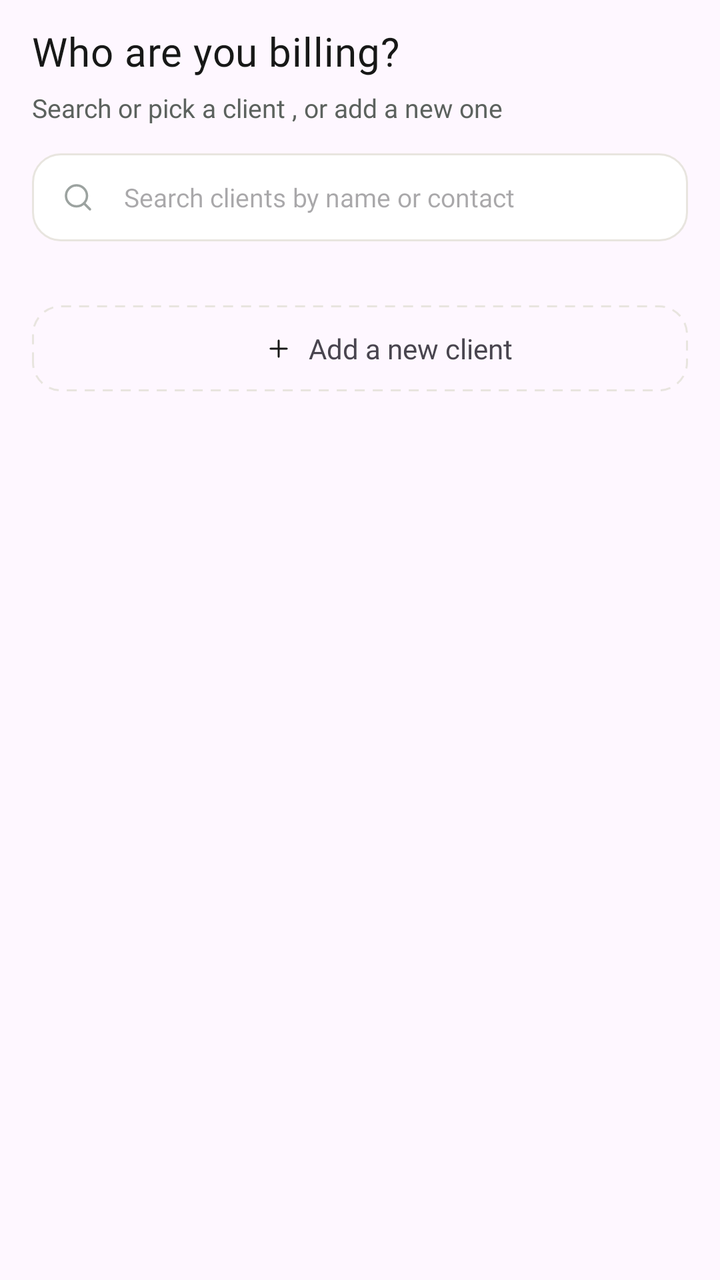
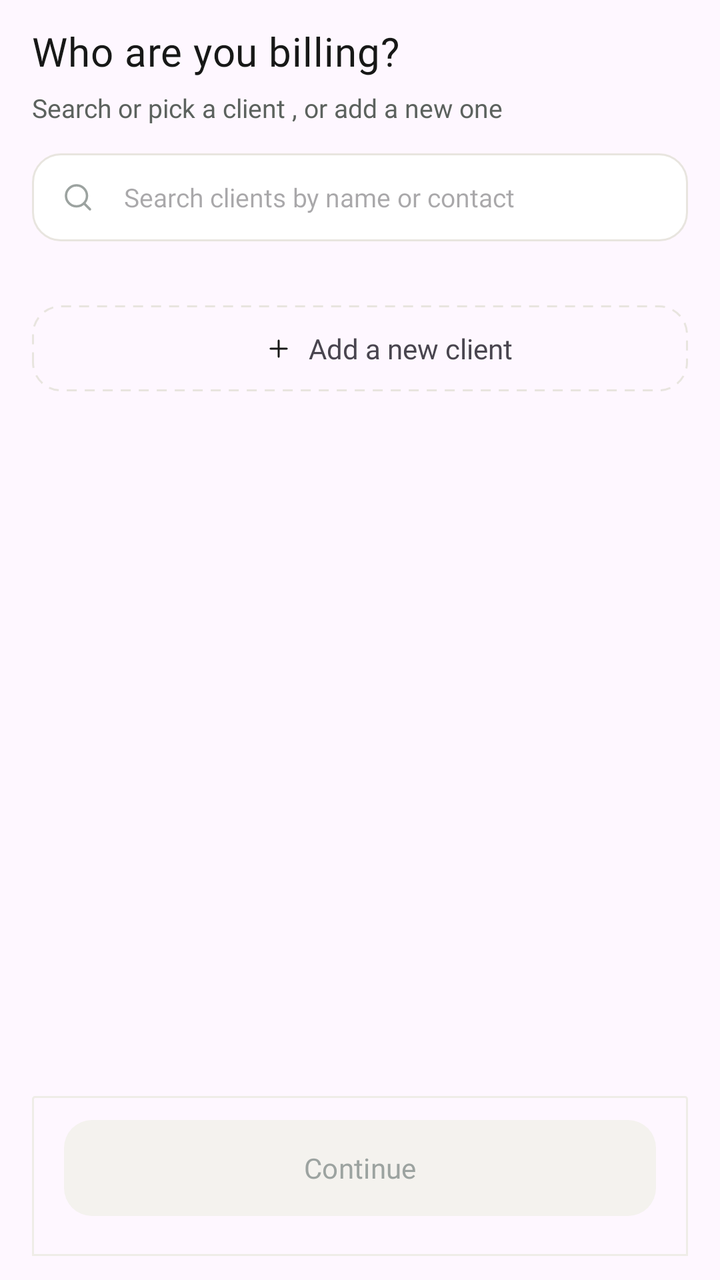

Compare the two renders of this Android layout. The source of the first and the diff that turns it into the second are given below.
<!-- AndroidManifest.xml: application theme Theme.InvoiceGenerator -->
<!-- res/layout/fragment_newinvoice_select_client.xml -->
<?xml version="1.0" encoding="utf-8"?>
<androidx.constraintlayout.widget.ConstraintLayout xmlns:android="http://schemas.android.com/apk/res/android"
    android:layout_width="match_parent"
    android:layout_height="match_parent"
    xmlns:app="http://schemas.android.com/apk/res-auto"
    android:paddingVertical="12dp"
    android:paddingHorizontal="16dp">
    <TextView
        android:id="@+id/billingHeading"
        android:layout_width="wrap_content"
        android:layout_height="wrap_content"
        android:text="Who are you billing?"
        android:textColor="@color/btn_bg_dark"
        android:textSize="20sp"
        android:fontFamily="@font/inter_bold"
        android:letterSpacing="0.015"
        app:layout_constraintTop_toTopOf="parent"
        app:layout_constraintStart_toStartOf="parent"
        />

    <TextView
        android:id="@+id/selectClientSubheading"
        android:layout_width="wrap_content"
        android:layout_height="wrap_content"
        android:textSize="13sp"
        android:textColor="@color/subheading_color_home"
        android:fontFamily="@font/inter"
        android:text="Search or pick a client , or add a new one"
        app:layout_constraintTop_toBottomOf="@id/billingHeading"
        android:layout_marginTop="6dp"
        app:layout_constraintStart_toStartOf="parent"
        />

    <androidx.constraintlayout.widget.ConstraintLayout
        android:id="@+id/searchClientSection"
        android:layout_width="match_parent"
        android:layout_height="44dp"
        android:layout_marginTop="14dp"
        app:layout_constraintTop_toBottomOf="@id/selectClientSubheading"
        app:layout_constraintStart_toStartOf="parent"
        app:layout_constraintEnd_toEndOf="parent"
        android:background="@drawable/search_invoice_bg"
        >
        <ImageView
            android:id="@+id/searchIcon"
            android:layout_width="18dp"
            android:layout_height="18dp"
            android:background="@drawable/ic_search"
            android:layout_marginStart="14dp"
            app:layout_constraintStart_toStartOf="parent"
            app:layout_constraintBottom_toBottomOf="parent"
            app:layout_constraintTop_toTopOf="parent"
            />
        <EditText
            android:id="@+id/searchField"
            android:layout_width="0dp"
            android:layout_height="match_parent"
            android:hint="Search clients by name or contact"
            android:layout_marginStart="14dp"
            app:layout_constraintStart_toEndOf="@id/searchIcon"
            android:background="@null"
            app:layout_constraintTop_toTopOf="parent"
            app:layout_constraintBottom_toBottomOf="parent"
            app:layout_constraintEnd_toEndOf="parent"
            android:layout_marginEnd="32dp"
            android:textSize="13sp"
            android:textColor="@color/btn_bg_dark"
            android:fontFamily="@font/inter_medium"
            />

        
    </androidx.constraintlayout.widget.ConstraintLayout>

  <androidx.recyclerview.widget.RecyclerView
      android:id="@+id/clientInInvoiceRV"
      android:layout_width="match_parent"
      android:layout_height="wrap_content"
      android:layout_marginTop="12dp"
      app:layout_constraintTop_toBottomOf="@id/searchClientSection"
      app:layout_constraintStart_toStartOf="parent"
      app:layout_constraintEnd_toEndOf="parent"
      />

    <androidx.constraintlayout.widget.ConstraintLayout
        android:id="@+id/newInvoiceAddClientBtn"
        android:layout_width="match_parent"
        android:layout_height="wrap_content"
        android:layout_marginTop="20dp"
        android:background="@drawable/bg_add_client_btn"
        android:padding="12dp"
        app:layout_constraintEnd_toEndOf="parent"
        app:layout_constraintHorizontal_bias="0.0"
        app:layout_constraintStart_toStartOf="parent"
        app:layout_constraintTop_toBottomOf="@id/clientInInvoiceRV">

        <ImageView
            android:id="@+id/clientAddplusIcon"
            android:layout_width="14dp"
            android:layout_height="14dp"
            android:background="@drawable/ic_plus"
            android:backgroundTint="@color/btn_bg_dark"
            app:layout_constraintBottom_toBottomOf="parent"
            app:layout_constraintEnd_toEndOf="parent"
            app:layout_constraintHorizontal_bias="0.36"
            app:layout_constraintStart_toStartOf="parent"
            app:layout_constraintTop_toTopOf="parent" />

        <TextView
            android:layout_width="wrap_content"
            android:layout_height="wrap_content"
            android:layout_marginStart="8dp"
            android:fontFamily="@font/inter_medium"
            android:text="Add a new client"
            app:layout_constraintStart_toEndOf="@id/clientAddplusIcon"
            app:layout_constraintTop_toTopOf="parent"
            app:layout_constraintBottom_toBottomOf="parent"
            />


    </androidx.constraintlayout.widget.ConstraintLayout>


</androidx.constraintlayout.widget.ConstraintLayout>
<!-- resources referenced by this layout -->
<resources>
  <color name="btn_bg_dark">#171817</color>
  <color name="subheading_color_home">#5C625E</color>
  <!-- drawable bg_add_client_btn (drawable) -->
  <?xml version="1.0" encoding="utf-8"?>
  <shape xmlns:android="http://schemas.android.com/apk/res/android"
      android:shape="rectangle">
      <corners android:radius="14dp"/>
      <stroke android:width="1dp"
          android:color="#E8E5DF"
          android:dashGap="4dp"
          android:dashWidth="5dp"/>
  
  </shape>
  <!-- drawable ic_plus (drawable) -->
  <vector xmlns:android="http://schemas.android.com/apk/res/android"
      android:width="12dp"
      android:height="12dp"
      android:viewportWidth="24"
      android:viewportHeight="24">
      <path
          android:pathData="M12 5v14"
          android:strokeColor="#0C861A"
          android:strokeWidth="1.6"
          android:strokeLineCap="round"
          android:strokeLineJoin="round"
          android:fillColor="@android:color/transparent" />
      <path
          android:pathData="M5 12h14"
          android:strokeColor="#0C861A"
          android:strokeWidth="1.6"
          android:strokeLineCap="round"
          android:strokeLineJoin="round"
          android:fillColor="@android:color/transparent" />
  </vector>
  <!-- drawable ic_search (drawable) -->
  <vector xmlns:android="http://schemas.android.com/apk/res/android"
      android:width="16dp"
      android:height="16dp"
      android:viewportWidth="24"
      android:viewportHeight="24">
  
      <path
          android:pathData="M11,4a7,7 0,1 1,0,14 7,7 0,0 1,0,-14Z"
          android:strokeColor="#9CA3A0"
          android:strokeWidth="1.6"
          android:strokeLineCap="round"
          android:strokeLineJoin="round" />
  
      <path
          android:pathData="M20,20l-4,-4"
          android:strokeColor="#9CA3A0"
          android:strokeWidth="1.6"
          android:strokeLineCap="round"
          android:strokeLineJoin="round" />
  
  </vector>
  <!-- drawable search_invoice_bg (drawable) -->
  <?xml version="1.0" encoding="utf-8"?>
  <shape xmlns:android="http://schemas.android.com/apk/res/android"
      android:shape="rectangle">
      <solid android:color="#FFFFFF"/>
      <stroke
          android:color="#E8E5DF"
          android:width="1dp"/>
      <corners android:radius="14dp"/>
  
  </shape>
  <style name="Theme.InvoiceGenerator" parent="Base.Theme.InvoiceGenerator" />
  <style name="Base.Theme.InvoiceGenerator" parent="Theme.Material3.DayNight.NoActionBar">
          <item name="android:navigationBarColor">@android:color/transparent</item>
          <item name="android:statusBarColor">@android:color/transparent</item>
          <item name="android:windowLightNavigationBar">true</item>
      </style>
</resources>

<!-- the commit's change to res/layout/fragment_newinvoice_select_client.xml (unified diff, before → after) -->
@@ -5,6 +5,7 @@
     xmlns:app="http://schemas.android.com/apk/res-auto"
     android:paddingVertical="12dp"
     android:paddingHorizontal="16dp">
+
     <TextView
         android:id="@+id/billingHeading"
         android:layout_width="wrap_content"
@@ -31,93 +32,135 @@
         app:layout_constraintStart_toStartOf="parent"
         />
 
-    <androidx.constraintlayout.widget.ConstraintLayout
-        android:id="@+id/searchClientSection"
+    <androidx.core.widget.NestedScrollView
         android:layout_width="match_parent"
-        android:layout_height="44dp"
-        android:layout_marginTop="14dp"
+        android:layout_height="0dp"
         app:layout_constraintTop_toBottomOf="@id/selectClientSubheading"
         app:layout_constraintStart_toStartOf="parent"
         app:layout_constraintEnd_toEndOf="parent"
-        android:background="@drawable/search_invoice_bg"
-        >
-        <ImageView
-            android:id="@+id/searchIcon"
-            android:layout_width="18dp"
-            android:layout_height="18dp"
-            android:background="@drawable/ic_search"
-            android:layout_marginStart="14dp"
-            app:layout_constraintStart_toStartOf="parent"
-            app:layout_constraintBottom_toBottomOf="parent"
-            app:layout_constraintTop_toTopOf="parent"
-            />
-        <EditText
-            android:id="@+id/searchField"
-            android:layout_width="0dp"
-            android:layout_height="match_parent"
-            android:hint="Search clients by name or contact"
-            android:layout_marginStart="14dp"
-            app:layout_constraintStart_toEndOf="@id/searchIcon"
-            android:background="@null"
-            app:layout_constraintTop_toTopOf="parent"
-            app:layout_constraintBottom_toBottomOf="parent"
-            app:layout_constraintEnd_toEndOf="parent"
-            android:layout_marginEnd="32dp"
-            android:textSize="13sp"
-            android:textColor="@color/btn_bg_dark"
-            android:fontFamily="@font/inter_medium"
+        app:layout_constraintBottom_toTopOf="@id/invoice_action_button">
+
+        
+        <androidx.constraintlayout.widget.ConstraintLayout
+            android:layout_width="match_parent"
+            android:layout_height="wrap_content">
+
+            <androidx.constraintlayout.widget.ConstraintLayout
+                android:id="@+id/searchClientSection"
+                android:layout_width="match_parent"
+                android:layout_height="44dp"
+                android:layout_marginTop="14dp"
+                app:layout_constraintTop_toTopOf="parent"
+                app:layout_constraintStart_toStartOf="parent"
+                app:layout_constraintEnd_toEndOf="parent"
+                android:background="@drawable/search_invoice_bg"
+                >
+                <ImageView
+                    android:id="@+id/searchIcon"
+                    android:layout_width="18dp"
+                    android:layout_height="18dp"
+                    android:background="@drawable/ic_search"
+                    android:layout_marginStart="14dp"
+                    app:layout_constraintStart_toStartOf="parent"
+                    app:layout_constraintBottom_toBottomOf="parent"
+                    app:layout_constraintTop_toTopOf="parent"
+                    />
+                <EditText
+                    android:id="@+id/searchField"
+                    android:layout_width="0dp"
+                    android:layout_height="match_parent"
+                    android:hint="Search clients by name or contact"
+                    android:layout_marginStart="14dp"
+                    app:layout_constraintStart_toEndOf="@id/searchIcon"
+                    android:background="@null"
+                    app:layout_constraintTop_toTopOf="parent"
+                    app:layout_constraintBottom_toBottomOf="parent"
+                    app:layout_constraintEnd_toEndOf="parent"
+                    android:layout_marginEnd="32dp"
+                    android:textSize="13sp"
+                    android:textColor="@color/btn_bg_dark"
+                    android:fontFamily="@font/inter_medium"
+                    />
+
+            </androidx.constraintlayout.widget.ConstraintLayout>
+
+            <androidx.recyclerview.widget.RecyclerView
+                android:id="@+id/clientInInvoiceRV"
+                android:layout_width="match_parent"
+                android:layout_height="wrap_content"
+                android:layout_marginTop="12dp"
+                app:layout_constraintTop_toBottomOf="@id/searchClientSection"
+                app:layout_constraintStart_toStartOf="parent"
+                app:layout_constraintEnd_toEndOf="parent"
+                />
+
+            <androidx.constraintlayout.widget.ConstraintLayout
+                android:id="@+id/newInvoiceAddClientBtn"
+                android:layout_width="match_parent"
+                android:layout_height="wrap_content"
+                android:layout_marginTop="20dp"
+                android:background="@drawable/bg_add_client_btn"
+                android:padding="12dp"
+                app:layout_constraintEnd_toEndOf="parent"
+                app:layout_constraintHorizontal_bias="0.0"
+                app:layout_constraintStart_toStartOf="parent"
+                app:layout_constraintTop_toBottomOf="@id/clientInInvoiceRV"
+                app:layout_constraintBottom_toBottomOf="parent">
+
+                <ImageView
+                    android:id="@+id/clientAddplusIcon"
+                    android:layout_width="14dp"
+                    android:layout_height="14dp"
+                    android:background="@drawable/ic_plus"
+                    android:backgroundTint="@color/btn_bg_dark"
+                    app:layout_constraintBottom_toBottomOf="parent"
+                    app:layout_constraintEnd_toEndOf="parent"
+                    app:layout_constraintHorizontal_bias="0.36"
+                    app:layout_constraintStart_toStartOf="parent"
+                    app:layout_constraintTop_toTopOf="parent" />
+
+                <TextView
+                    android:layout_width="wrap_content"
+                    android:layout_height="wrap_content"
+                    android:layout_marginStart="8dp"
+                    android:fontFamily="@font/inter_medium"
+                    android:text="Add a new client"
+                    app:layout_constraintStart_toEndOf="@id/clientAddplusIcon"
+                    app:layout_constraintTop_toTopOf="parent"
+                    app:layout_constraintBottom_toBottomOf="parent"
+                    />
+
+            </androidx.constraintlayout.widget.ConstraintLayout>
+
+        </androidx.constraintlayout.widget.ConstraintLayout>
+
+    </androidx.core.widget.NestedScrollView>
+
+    <LinearLayout
+        android:id="@+id/invoice_action_button"
+        android:layout_width="match_parent"
+        android:layout_height="wrap_content"
+        android:background="@drawable/bg_action_button_invoice"
+        app:layout_constraintBottom_toBottomOf="parent"
+        app:layout_constraintStart_toStartOf="parent"
+        app:layout_constraintEnd_toEndOf="parent"
+        android:paddingTop="12dp"
+        android:paddingHorizontal="16dp"
+        android:paddingBottom="20dp">
+        <Button
+            android:foreground="@null"
+            android:id="@+id/continueBtn"
+            android:layout_width="match_parent"
+            android:layout_height="wrap_content"
+            android:background="@drawable/bg_continue_btn"
+            app:backgroundTint="@null"
+            android:enabled="false"
+            android:text="Continue"
+            android:textColor="@color/grey"
+            android:textSize="14sp"
+            android:fontFamily="@font/inter_semibold"
             />
 
-        
-    </androidx.constraintlayout.widget.ConstraintLayout>
-
-  <androidx.recyclerview.widget.RecyclerView
-      android:id="@+id/clientInInvoiceRV"
-      android:layout_width="match_parent"
-      android:layout_height="wrap_content"
-      android:layout_marginTop="12dp"
-      app:layout_constraintTop_toBottomOf="@id/searchClientSection"
-      app:layout_constraintStart_toStartOf="parent"
-      app:layout_constraintEnd_toEndOf="parent"
-      />
-
-    <androidx.constraintlayout.widget.ConstraintLayout
-        android:id="@+id/newInvoiceAddClientBtn"
-        android:layout_width="match_parent"
-        android:layout_height="wrap_content"
-        android:layout_marginTop="20dp"
-        android:background="@drawable/bg_add_client_btn"
-        android:padding="12dp"
-        app:layout_constraintEnd_toEndOf="parent"
-        app:layout_constraintHorizontal_bias="0.0"
-        app:layout_constraintStart_toStartOf="parent"
-        app:layout_constraintTop_toBottomOf="@id/clientInInvoiceRV">
-
-        <ImageView
-            android:id="@+id/clientAddplusIcon"
-            android:layout_width="14dp"
-            android:layout_height="14dp"
-            android:background="@drawable/ic_plus"
-            android:backgroundTint="@color/btn_bg_dark"
-            app:layout_constraintBottom_toBottomOf="parent"
-            app:layout_constraintEnd_toEndOf="parent"
-            app:layout_constraintHorizontal_bias="0.36"
-            app:layout_constraintStart_toStartOf="parent"
-            app:layout_constraintTop_toTopOf="parent" />
-
-        <TextView
-            android:layout_width="wrap_content"
-            android:layout_height="wrap_content"
-            android:layout_marginStart="8dp"
-            android:fontFamily="@font/inter_medium"
-            android:text="Add a new client"
-            app:layout_constraintStart_toEndOf="@id/clientAddplusIcon"
-            app:layout_constraintTop_toTopOf="parent"
-            app:layout_constraintBottom_toBottomOf="parent"
-            />
-
-
-    </androidx.constraintlayout.widget.ConstraintLayout>
-
+    </LinearLayout>
 
 </androidx.constraintlayout.widget.ConstraintLayout>
<!-- resource entries referenced after the edit -->
@@ -1,7 +1,20 @@
 <!-- resources referenced by this layout -->
 <resources>
   <color name="btn_bg_dark">#171817</color>
+  <color name="grey">#9CA3A0</color>
   <color name="subheading_color_home">#5C625E</color>
+  <!-- drawable bg_action_button_invoice (drawable) -->
+  <?xml version="1.0" encoding="utf-8"?>
+  <shape xmlns:android="http://schemas.android.com/apk/res/android"
+      android:shape="rectangle">
+      <corners android:topLeftRadius="1dp"
+            android:topRightRadius="1dp"/>
+      <stroke
+          android:width="1dp"
+          android:color="#EFEDE7"/>
+  
+  
+  </shape>
   <!-- drawable bg_add_client_btn (drawable) -->
   <?xml version="1.0" encoding="utf-8"?>
   <shape xmlns:android="http://schemas.android.com/apk/res/android"
@@ -12,6 +25,12 @@
           android:dashGap="4dp"
           android:dashWidth="5dp"/>
   
+  </shape>
+  <!-- drawable bg_continue_btn (drawable) -->
+  <shape xmlns:android="http://schemas.android.com/apk/res/android"
+      android:shape="rectangle">
+      <solid android:color="@color/greyish_white" />
+      <corners android:radius="14dp" />
   </shape>
   <!-- drawable ic_plus (drawable) -->
   <vector xmlns:android="http://schemas.android.com/apk/res/android"
@@ -68,6 +87,7 @@
   
   </shape>
   <style name="Theme.InvoiceGenerator" parent="Base.Theme.InvoiceGenerator" />
+  <color name="greyish_white">#F4F2EE</color>
   <style name="Base.Theme.InvoiceGenerator" parent="Theme.Material3.DayNight.NoActionBar">
           <item name="android:navigationBarColor">@android:color/transparent</item>
           <item name="android:statusBarColor">@android:color/transparent</item>
